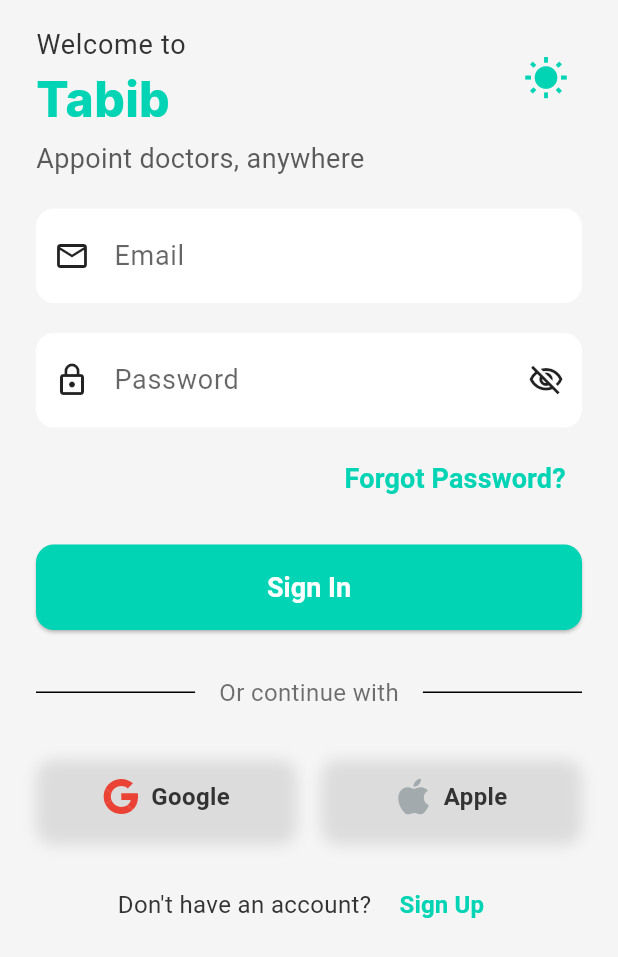
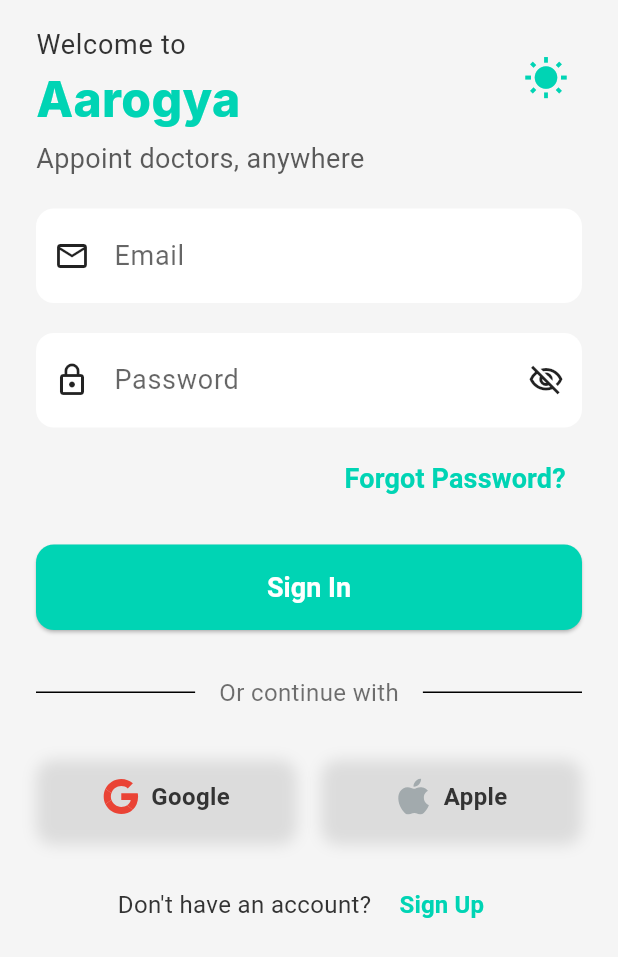
Before and after one commit to PuzzleHeaded-Look852/Aarogya, a Flutter app: the screen it shows after launch, on a phone screen of 412 x 824 dp. Shown: the top 957 px of the screen. Run offline on Flutter 3.47's test engine with Material 3 defaults, Android fonts, the phone set to English and light mode, and no system bars; our stand-ins replace cloud_firestore, firebase_auth, firebase_core, flutter_svg, google_fonts; accounts and stored records are empty; generated files the repository leaves out were written again.

Commit message:
Update login.dart

```diff
--- a/tabib/lib/pages/login.dart
+++ b/tabib/lib/pages/login.dart
@@ -233,7 +233,7 @@ class _LoginState extends State<Login> with SingleTickerProviderStateMixin {
                                 ),
                           ),
                           Text(
-                            "Tabib",
+                            "Aarogya",
                             style: GoogleFonts.inter(
                               fontSize: 32,
                               fontWeight: FontWeight.w800,
```
